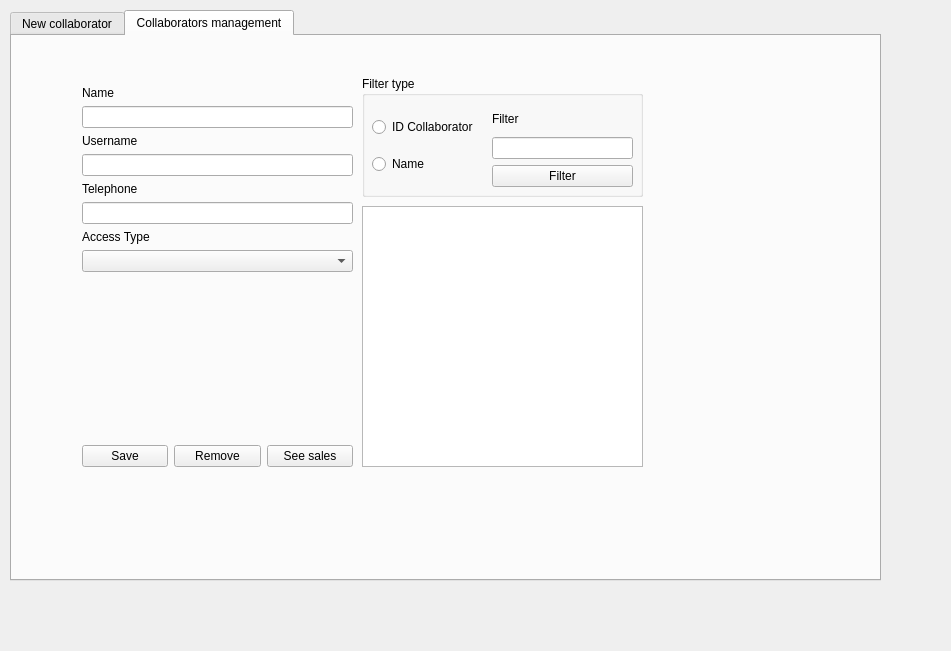
Qt form collaboratosmanagementwindow.ui (ThiagoServulo/InventoryAndSalesManagement) before a commit.
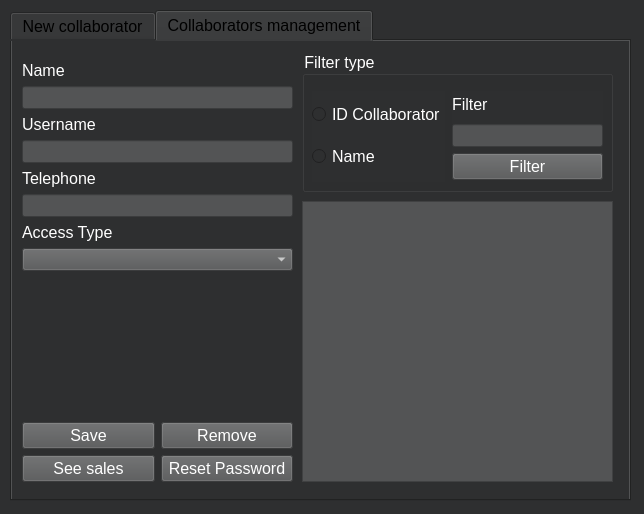
The same form after that commit.

Commit message: Finish layout collaborators management window

```diff
--- a/collaboratosmanagementwindow.ui
+++ b/collaboratosmanagementwindow.ui
@@ -6,22 +6,235 @@
    <rect>
     <x>0</x>
     <y>0</y>
-    <width>951</width>
-    <height>651</height>
+    <width>644</width>
+    <height>514</height>
    </rect>
   </property>
   <property name="windowTitle">
    <string>Dialog</string>
   </property>
+  <property name="styleSheet">
+   <string notr="true">background:#2E2F30;
+color: #FFFFFF;</string>
+  </property>
   <widget class="QTabWidget" name="tabWidget">
    <property name="geometry">
     <rect>
      <x>10</x>
      <y>10</y>
-     <width>871</width>
-     <height>571</height>
+     <width>621</width>
+     <height>491</height>
     </rect>
    </property>
+   <property name="palette">
+    <palette>
+     <active>
+      <colorrole role="WindowText">
+       <brush brushstyle="SolidPattern">
+        <color alpha="255">
+         <red>0</red>
+         <green>0</green>
+         <blue>0</blue>
+        </color>
+       </brush>
+      </colorrole>
+      <colorrole role="Button">
+       <brush brushstyle="SolidPattern">
+        <color alpha="255">
+         <red>46</red>
+         <green>47</green>
+         <blue>48</blue>
+        </color>
+       </brush>
+      </colorrole>
+      <colorrole role="Text">
+       <brush brushstyle="SolidPattern">
+        <color alpha="255">
+         <red>0</red>
+         <green>0</green>
+         <blue>0</blue>
+        </color>
+       </brush>
+      </colorrole>
+      <colorrole role="ButtonText">
+       <brush brushstyle="SolidPattern">
+        <color alpha="255">
+         <red>0</red>
+         <green>0</green>
+         <blue>0</blue>
+        </color>
+       </brush>
+      </colorrole>
+      <colorrole role="Base">
+       <brush brushstyle="SolidPattern">
+        <color alpha="255">
+         <red>46</red>
+         <green>47</green>
+         <blue>48</blue>
+        </color>
+       </brush>
+      </colorrole>
+      <colorrole role="Window">
+       <brush brushstyle="SolidPattern">
+        <color alpha="255">
+         <red>46</red>
+         <green>47</green>
+         <blue>48</blue>
+        </color>
+       </brush>
+      </colorrole>
+      <colorrole role="PlaceholderText">
+       <brush brushstyle="SolidPattern">
+        <color alpha="128">
+         <red>0</red>
+         <green>0</green>
+         <blue>0</blue>
+        </color>
+       </brush>
+      </colorrole>
+     </active>
+     <inactive>
+      <colorrole role="WindowText">
+       <brush brushstyle="SolidPattern">
+        <color alpha="255">
+         <red>0</red>
+         <green>0</green>
+         <blue>0</blue>
+        </color>
+       </brush>
+      </colorrole>
+      <colorrole role="Button">
+       <brush brushstyle="SolidPattern">
+        <color alpha="255">
+         <red>46</red>
+         <green>47</green>
+         <blue>48</blue>
+        </color>
+       </brush>
+      </colorrole>
+      <colorrole role="Text">
+       <brush brushstyle="SolidPattern">
+        <color alpha="255">
+         <red>0</red>
+         <green>0</green>
+         <blue>0</blue>
+        </color>
+       </brush>
+      </colorrole>
+      <colorrole role="ButtonText">
+       <brush brushstyle="SolidPattern">
+        <color alpha="255">
+         <red>0</red>
+         <green>0</green>
+         <blue>0</blue>
+        </color>
+       </brush>
+      </colorrole>
+      <colorrole role="Base">
+       <brush brushstyle="SolidPattern">
+        <color alpha="255">
+         <red>46</red>
+         <green>47</green>
+         <blue>48</blue>
+        </color>
+       </brush>
+      </colorrole>
+      <colorrole role="Window">
+       <brush brushstyle="SolidPattern">
+        <color alpha="255">
+         <red>46</red>
+         <green>47</green>
+         <blue>48</blue>
+        </color>
+       </brush>
+      </colorrole>
+      <colorrole role="PlaceholderText">
+       <brush brushstyle="SolidPattern">
+        <color alpha="128">
+         <red>0</red>
+         <green>0</green>
+         <blue>0</blue>
+        </color>
+       </brush>
+      </colorrole>
+     </inactive>
+     <disabled>
+      <colorrole role="WindowText">
+       <brush brushstyle="SolidPattern">
+        <color alpha="255">
+         <red>0</red>
+         <green>0</green>
+         <blue>0</blue>
+        </color>
+       </brush>
+      </colorrole>
+      <colorrole role="Button">
+       <brush brushstyle="SolidPattern">
+        <color alpha="255">
+         <red>46</red>
+         <green>47</green>
+         <blue>48</blue>
+        </color>
+       </brush>
+      </colorrole>
+      <colorrole role="Text">
+       <brush brushstyle="SolidPattern">
+        <color alpha="255">
+         <red>0</red>
+         <green>0</green>
+         <blue>0</blue>
+        </color>
+       </brush>
+      </colorrole>
+      <colorrole role="ButtonText">
+       <brush brushstyle="SolidPattern">
+        <color alpha="255">
+         <red>0</red>
+         <green>0</green>
+         <blue>0</blue>
+        </color>
+       </brush>
+      </colorrole>
+      <colorrole role="Base">
+       <brush brushstyle="SolidPattern">
+        <color alpha="255">
+         <red>46</red>
+         <green>47</green>
+         <blue>48</blue>
+        </color>
+       </brush>
+      </colorrole>
+      <colorrole role="Window">
+       <brush brushstyle="SolidPattern">
+        <color alpha="255">
+         <red>46</red>
+         <green>47</green>
+         <blue>48</blue>
+        </color>
+       </brush>
+      </colorrole>
+      <colorrole role="PlaceholderText">
+       <brush brushstyle="SolidPattern">
+        <color alpha="128">
+         <red>0</red>
+         <green>0</green>
+         <blue>0</blue>
+        </color>
+       </brush>
+      </colorrole>
+     </disabled>
+    </palette>
+   </property>
+   <property name="font">
+    <font>
+     <pointsize>12</pointsize>
+    </font>
+   </property>
+   <property name="styleSheet">
+    <string notr="true">background:#2E2F30;
+color: #000000;
+</string>
+   </property>
    <property name="currentIndex">
     <number>1</number>
    </property>
@@ -165,12 +378,20 @@
     <widget class="QGroupBox" name="groupBox_collaboratorsManagement_filter">
      <property name="geometry">
       <rect>
-       <x>350</x>
-       <y>40</y>
-       <width>281</width>
-       <height>121</height>
+       <x>290</x>
+       <y>10</y>
+       <width>311</width>
+       <height>141</height>
       </rect>
      </property>
+     <property name="font">
+      <font>
+       <pointsize>12</pointsize>
+      </font>
+     </property>
+     <property name="styleSheet">
+      <string notr="true">color: #FFFFFF;</string>
+     </property>
      <property name="title">
       <string>Filter type</string>
      </property>
@@ -178,14 +399,19 @@
       <property name="geometry">
        <rect>
         <x>10</x>
-        <y>30</y>
-        <width>111</width>
-        <height>81</height>
+        <y>40</y>
+        <width>133</width>
+        <height>91</height>
        </rect>
       </property>
       <layout class="QVBoxLayout" name="verticalLayout_9">
        <item>
         <widget class="QRadioButton" name="radioButton_collaboratorsManagement_idCollaborator">
+         <property name="font">
+          <font>
+           <pointsize>12</pointsize>
+          </font>
+         </property>
          <property name="text">
           <string>ID Collaborator</string>
          </property>
@@ -193,6 +419,11 @@
        </item>
        <item>
         <widget class="QRadioButton" name="radioButton_collaboratorsManagement_name">
+         <property name="font">
+          <font>
+           <pointsize>12</pointsize>
+          </font>
+         </property>
          <property name="text">
           <string>Name</string>
          </property>
@@ -203,25 +434,49 @@
      <widget class="QWidget" name="layoutWidget">
       <property name="geometry">
        <rect>
-        <x>130</x>
-        <y>30</y>
-        <width>141</width>
-        <height>81</height>
+        <x>150</x>
+        <y>40</y>
+        <width>151</width>
+        <height>89</height>
        </rect>
       </property>
       <layout class="QVBoxLayout" name="verticalLayout_10">
        <item>
         <widget class="QLabel" name="label_collaboratorsManagement_filter">
+         <property name="font">
+          <font>
+           <pointsize>12</pointsize>
+          </font>
+         </property>
          <property name="text">
           <string>Filter</string>
          </property>
         </widget>
        </item>
        <item>
-        <widget class="QLineEdit" name="lineEdit_collaboratorsManagement_filter"/>
+        <widget class="QLineEdit" name="lineEdit_collaboratorsManagement_filter">
+         <property name="font">
+          <font>
+           <pointsize>10</pointsize>
+          </font>
+         </property>
+         <property name="styleSheet">
+          <string notr="true">background:#535455;
+color: #FFFFFF;</string>
+         </property>
+        </widget>
        </item>
        <item>
         <widget class="QPushButton" name="pushButton_collaboratorsManagement_filter">
+         <property name="font">
+          <font>
+           <pointsize>12</pointsize>
+          </font>
+         </property>
+         <property name="styleSheet">
+          <string notr="true">background:#535455;
+color: #FFFFFF;</string>
+         </property>
          <property name="text">
           <string>Filter</string>
          </property>
@@ -230,23 +485,13 @@
       </layout>
      </widget>
     </widget>
-    <widget class="QTableWidget" name="tableWidget_collaboratorsManagement_collaborators">
-     <property name="geometry">
-      <rect>
-       <x>350</x>
-       <y>170</y>
-       <width>281</width>
-       <height>261</height>
-      </rect>
-     </property>
-    </widget>
     <widget class="QWidget" name="layoutWidget">
      <property name="geometry">
       <rect>
-       <x>70</x>
-       <y>50</y>
+       <x>10</x>
+       <y>20</y>
        <width>271</width>
-       <height>381</height>
+       <height>421</height>
       </rect>
      </property>
      <layout class="QVBoxLayout" name="verticalLayout_8">
@@ -254,13 +499,31 @@
        <layout class="QVBoxLayout" name="verticalLayout_4">
         <item>
          <widget class="QLabel" name="label_collaboratorsManagement_name">
+          <property name="font">
+           <font>
+            <pointsize>12</pointsize>
+           </font>
+          </property>
+          <property name="styleSheet">
+           <string notr="true">color: #FFFFFF;</string>
+          </property>
           <property name="text">
            <string>Name</string>
           </property>
          </widget>
         </item>
         <item>
-         <widget class="QLineEdit" name="lineEdit_collaboratorsManagement_name"/>
+         <widget class="QLineEdit" name="lineEdit_collaboratorsManagement_name">
+          <property name="font">
+           <font>
+            <pointsize>10</pointsize>
+           </font>
+          </property>
+          <property name="styleSheet">
+           <string notr="true">background:#535455;
+color: #FFFFFF;</string>
+          </property>
+         </widget>
         </item>
        </layout>
       </item>
@@ -268,13 +531,31 @@
        <layout class="QVBoxLayout" name="verticalLayout_5">
         <item>
          <widget class="QLabel" name="label_collaboratorsManagement_username">
+          <property name="font">
+           <font>
+            <pointsize>12</pointsize>
+           </font>
+          </property>
+          <property name="styleSheet">
+           <string notr="true">color: #FFFFFF;</string>
+          </property>
           <property name="text">
            <string>Username</string>
           </property>
          </widget>
         </item>
         <item>
-         <widget class="QLineEdit" name="lineEdit_collaboratorsManagement_username"/>
+         <widget class="QLineEdit" name="lineEdit_collaboratorsManagement_username">
+          <property name="font">
+           <font>
+            <pointsize>10</pointsize>
+           </font>
+          </property>
+          <property name="styleSheet">
+           <string notr="true">background:#535455;
+color: #FFFFFF;</string>
+          </property>
+         </widget>
         </item>
        </layout>
       </item>
@@ -282,13 +563,31 @@
        <layout class="QVBoxLayout" name="verticalLayout_6">
         <item>
          <widget class="QLabel" name="label_collaboratorsManagement_telephone">
+          <property name="font">
+           <font>
+            <pointsize>12</pointsize>
+           </font>
+          </property>
+          <property name="styleSheet">
+           <string notr="true">color: #FFFFFF;</string>
+          </property>
           <property name="text">
            <string>Telephone</string>
           </property>
          </widget>
         </item>
         <item>
-         <widget class="QLineEdit" name="lineEdit_collaboratorsManagement_telephone"/>
+         <widget class="QLineEdit" name="lineEdit_collaboratorsManagement_telephone">
+          <property name="font">
+           <font>
+            <pointsize>10</pointsize>
+           </font>
+          </property>
+          <property name="styleSheet">
+           <string notr="true">background:#535455;
+color: #FFFFFF;</string>
+          </property>
+         </widget>
         </item>
        </layout>
       </item>
@@ -296,13 +595,31 @@
        <layout class="QVBoxLayout" name="verticalLayout_7">
         <item>
          <widget class="QLabel" name="label_collaboratorsManagement_accessType">
+          <property name="font">
+           <font>
+            <pointsize>12</pointsize>
+           </font>
+          </property>
+          <property name="styleSheet">
+           <string notr="true">color: #FFFFFF;</string>
+          </property>
           <property name="text">
            <string>Access Type</string>
           </property>
          </widget>
         </item>
         <item>
-         <widget class="QComboBox" name="comboBox_collaboratorsManagement_accessType"/>
+         <widget class="QComboBox" name="comboBox_collaboratorsManagement_accessType">
+          <property name="font">
+           <font>
+            <pointsize>10</pointsize>
+           </font>
+          </property>
+          <property name="styleSheet">
+           <string notr="true">background:#535455;
+color: #FFFFFF;</string>
+          </property>
+         </widget>
         </item>
         <item>
          <spacer name="verticalSpacer_2">
@@ -317,35 +634,117 @@
           </property>
          </spacer>
         </item>
+        <item>
+         <layout class="QHBoxLayout" name="horizontalLayout_3">
+          <item>
+           <widget class="QPushButton" name="pushButton_collaboratorsManagement_save">
+            <property name="font">
+             <font>
+              <pointsize>12</pointsize>
+             </font>
+            </property>
+            <property name="styleSheet">
+             <string notr="true">background:#535455;
+color: #FFFFFF;</string>
+            </property>
+            <property name="text">
+             <string>Save</string>
+            </property>
+           </widget>
+          </item>
+          <item>
+           <widget class="QPushButton" name="pushButton_collaboratorsManagement_remove">
+            <property name="font">
+             <font>
+              <pointsize>12</pointsize>
+             </font>
+            </property>
+            <property name="styleSheet">
+             <string notr="true">background:#535455;
+color: #FFFFFF;</string>
+            </property>
+            <property name="text">
+             <string>Remove</string>
+            </property>
+           </widget>
+          </item>
+         </layout>
+        </item>
        </layout>
       </item>
       <item>
-       <layout class="QHBoxLayout" name="horizontalLayout_3">
-        <item>
-         <widget class="QPushButton" name="pushButton_collaboratorsManagement_save">
-          <property name="text">
-           <string>Save</string>
-          </property>
-         </widget>
-        </item>
-        <item>
-         <widget class="QPushButton" name="pushButton_collaboratorsManagement_remove">
-          <property name="text">
-           <string>Remove</string>
-          </property>
-         </widget>
-        </item>
+       <layout class="QHBoxLayout" name="horizontalLayout_4">
         <item>
          <widget class="QPushButton" name="pushButton_collaboratorsManagement_seeSales">
+          <property name="font">
+           <font>
+            <pointsize>12</pointsize>
+           </font>
+          </property>
+          <property name="styleSheet">
+           <string notr="true">background:#535455;
+color: #FFFFFF;</string>
+          </property>
           <property name="text">
            <string>See sales</string>
           </property>
          </widget>
         </item>
+        <item>
+         <widget class="QPushButton" name="pushButton">
+          <property name="font">
+           <font>
+            <pointsize>12</pointsize>
+           </font>
+          </property>
+          <property name="styleSheet">
+           <string notr="true">background:#535455;
+color: #FFFFFF;</string>
+          </property>
+          <property name="text">
+           <string>Reset Password</string>
+          </property>
+         </widget>
+        </item>
        </layout>
       </item>
      </layout>
     </widget>
+    <widget class="QGroupBox" name="groupBox">
+     <property name="geometry">
+      <rect>
+       <x>290</x>
+       <y>160</y>
+       <width>311</width>
+       <height>281</height>
+      </rect>
+     </property>
+     <property name="styleSheet">
+      <string notr="true">color:#FFFFFF;</string>
+     </property>
+     <property name="title">
+      <string/>
+     </property>
+     <widget class="QTableWidget" name="tableWidget_collaboratorsManagement_collaborators">
+      <property name="geometry">
+       <rect>
+        <x>0</x>
+        <y>0</y>
+        <width>311</width>
+        <height>281</height>
+       </rect>
+      </property>
+      <property name="font">
+       <font>
+        <pointsize>10</pointsize>
+       </font>
+      </property>
+      <property name="styleSheet">
+       <string notr="true">background:#535455;
+color: #FFFFFF;</string>
+      </property>
+     </widget>
+    </widget>
    </widget>
   </widget>
  </widget>
```
Left out of the diff: 160 changed lines with no effect on the pictures. The commit also changes 3 other files.
